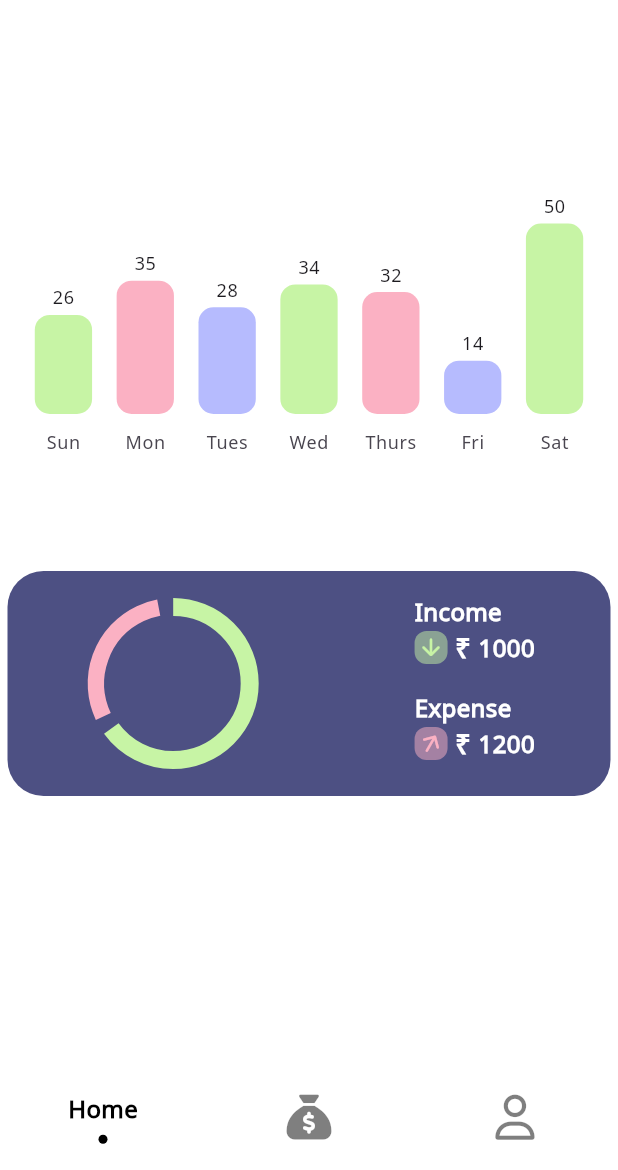
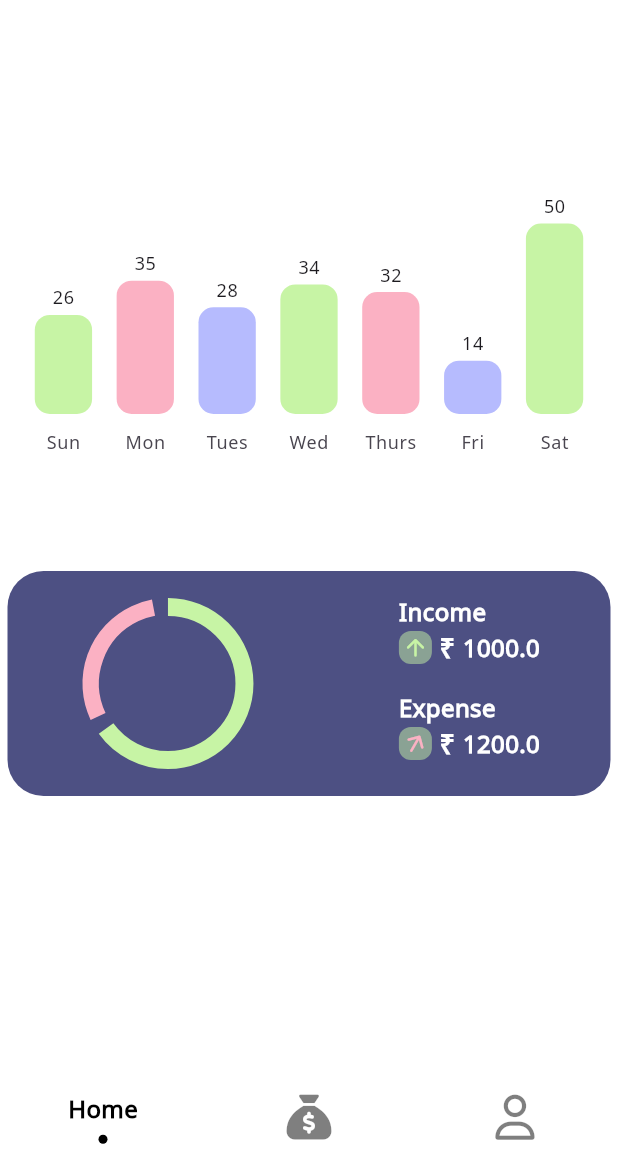
Before and after one commit to Kaizoku01/PayPlan, a Flutter app: the screen it shows after launch, on a phone screen of 412 x 824 dp, the part 66-1236 px from its top. Run offline on Flutter 3.47's test engine with Material 3 defaults, Android fonts, the phone set to English and light mode, and no system bars; drawn by our look-alikes of sliding_clipped_nav_bar, syncfusion_flutter_gauges; our stand-ins replace flutter_svg, font_awesome_flutter, syncfusion_flutter_charts.

```diff
--- a/lib/screens/bottom_nav_bar_wrapper/bottom_nav_bar_wrapper.dart
+++ b/lib/screens/bottom_nav_bar_wrapper/bottom_nav_bar_wrapper.dart
@@ -4,11 +4,8 @@ import 'package:pay_plan/common/theme/app_color_scheme.dart';
 import 'package:pay_plan/screens/logs_screen/logs_screen.dart';
 import 'package:pay_plan/screens/profile_screen/profile_screen.dart';
 import 'package:sliding_clipped_nav_bar/sliding_clipped_nav_bar.dart';
-
 import '../../common/theme/app_text_theme.dart';
 import '../home_screen/home_screen.dart';
-
-///TODO: IMPLEMENT PROVIDER ON THE INDEX OF BOTTOM_NAV_BAR
 
 class BottomNavBarWrapper extends StatefulWidget {
   const BottomNavBarWrapper({super.key});
@@ -24,10 +21,10 @@ class _BottomNavBarWrapperState extends State<BottomNavBarWrapper> {
   int selectedIndex = 0;
 
   ///[_screenOptions] Contains all screens callouts for bottomNavBar
-  final List<Widget> _screenOptions =  [
-    const HomeScreen(),
-    LogScreen(),
-    const ProfileScreen(),
+  final List<Widget> _screenOptions = const [
+     HomeScreen(),
+     LogScreen(),
+     ProfileScreen(),
   ];
 
   @override
@@ -36,6 +33,7 @@ class _BottomNavBarWrapperState extends State<BottomNavBarWrapper> {
     _pageController = PageController(initialPage: selectedIndex);
   }
 
+  ///[_onButtonPressed] This method is used for changing screen through bottom nav bar
   void _onButtonPressed(int index) {
     setState(() {
       selectedIndex = index;
--- /dev/null
+++ b/lib/screens/home_screen/widgets/amount_widget.dart
@@ -0,0 +1,66 @@
+import 'package:flutter/material.dart';
+import '../../../common/theme/app_color_scheme.dart';
+import '../../../common/theme/app_text_theme.dart';
+
+class AmountWidget extends StatelessWidget {
+  ///[isIncome] is the widget representing Income or Expense checking bool
+  final bool isIncome;
+
+  ///[amount] amount represented by the widget is the collective income / expense so far
+  final double amount;
+
+  const AmountWidget({
+    super.key,
+    required this.amount,
+    required this.isIncome,
+  });
+
+  @override
+  Widget build(BuildContext context) {
+    return Row(
+      children: [
+        Container(
+          height: 22,
+          width: 22,
+          decoration: BoxDecoration(
+            color: PayPlanColorScheme.chartBarsTheme1(context).withOpacity(0.5),
+            borderRadius: BorderRadius.circular(8),
+          ),
+          child: isIncome
+              ? Icon(
+            Icons.arrow_upward_rounded,
+            color: PayPlanColorScheme.icon3Theme(
+                context: context, isIncome: isIncome),
+            size: 18,
+          )
+              : RotationTransition(
+            turns: const AlwaysStoppedAnimation(30 / 360),
+            child: Icon(
+              Icons.arrow_upward_rounded,
+              color: PayPlanColorScheme.icon3Theme(
+                  context: context, isIncome: isIncome),
+              size: 19,
+            ),
+          ),
+        ),
+        Padding(
+          padding: const EdgeInsets.symmetric(horizontal: 5.0),
+          child: Text(
+            '\u{20B9}',
+            style: PayPlanTextTheme.appTextTheme(
+                PayPlanColorScheme.font2Theme(context), context)
+                .bodyMedium!
+                .copyWith(fontWeight: FontWeight.w600),
+          ),
+        ),
+        Text(
+          amount.toString(),
+          style: PayPlanTextTheme.appTextTheme(
+              PayPlanColorScheme.font2Theme(context), context)
+              .labelLarge!
+              .copyWith(fontWeight: FontWeight.w600),
+        ),
+      ],
+    );
+  }
+}
--- a/lib/screens/home_screen/widgets/graphClass.dart
+++ b/lib/screens/home_screen/widgets/graphClass.dart
@@ -11,6 +11,7 @@ class GraphClass extends StatelessWidget {
     return SfCartesianChart(
       backgroundColor: PayPlanColorScheme.bg1Theme(context),
       plotAreaBorderWidth: 0,
+      //x-axis
       primaryXAxis: CategoryAxis(
         majorTickLines: const MajorTickLines(width: 0),
         axisLine: const AxisLine(color: Colors.black, width: 0),
@@ -19,6 +20,7 @@ class GraphClass extends StatelessWidget {
                 PayPlanColorScheme.font1Theme(context), context)
             .bodySmall,
       ),
+      //y-axis
       primaryYAxis: NumericAxis(
         isVisible: false,
         axisLine: const AxisLine(color: Colors.black, width: 0),
@@ -29,6 +31,7 @@ class GraphClass extends StatelessWidget {
                 PayPlanColorScheme.font1Theme(context), context)
             .bodySmall,
       ),
+      //data
       series: [
         ColumnSeries<ChartData, String>(
           dataSource: data,
--- a/lib/screens/home_screen/widgets/wealth_information_card.dart
+++ b/lib/screens/home_screen/widgets/wealth_information_card.dart
@@ -1,7 +1,7 @@
 import 'package:flutter/material.dart';
 import 'package:pay_plan/common/theme/app_color_scheme.dart';
 import 'package:pay_plan/common/theme/app_text_theme.dart';
-
+import 'amount_widget.dart';
 import 'guageClass.dart';
 
 class WealthInformationCard extends StatelessWidget {
@@ -35,73 +35,26 @@ class WealthInformationCard extends StatelessWidget {
               children: [
                 Text(
                   'Income',
-                  style: PayPlanTextTheme.appTextTheme(PayPlanColorScheme.font2Theme(context), context).labelLarge!.copyWith(fontWeight: FontWeight.w600),
+                  style: PayPlanTextTheme.appTextTheme(
+                          PayPlanColorScheme.font2Theme(context), context)
+                      .labelLarge!
+                      .copyWith(fontWeight: FontWeight.w600),
                 ),
-                Row(
-                  children: [
-                    Container(
-                      height: 22,
-                      width: 22,
-                      decoration: BoxDecoration(
-                        color: PayPlanColorScheme.chartBarsTheme1(context).withOpacity(0.5),
-                        borderRadius: BorderRadius.circular(8),
-                      ),
-                      child:  Icon(
-                        Icons.arrow_downward_rounded,
-                        color: PayPlanColorScheme.icon3Theme(context: context, isIncome: true),
-                        size: 18,
-                      ),
-                    ),
-                     Padding(
-                      padding: const EdgeInsets.symmetric(horizontal: 5.0),
-                      child: Text(
-                        '\u{20B9}',
-                        style: PayPlanTextTheme.appTextTheme(PayPlanColorScheme.font2Theme(context), context).bodyMedium!.copyWith(fontWeight: FontWeight.w600)
-                      ),
-                    ),
-                     Text(
-                      '1000',
-                      style: PayPlanTextTheme.appTextTheme(PayPlanColorScheme.font2Theme(context), context).labelLarge!.copyWith(fontWeight: FontWeight.w600)
-                    ),
-                  ],
+                const AmountWidget(
+                  amount: 1000,
+                  isIncome: true,
                 ),
-                 Padding(
+                Padding(
                   padding: const EdgeInsets.only(top: 15.0),
-                  child: Text(
-                    'Expense',
-                    style: PayPlanTextTheme.appTextTheme(PayPlanColorScheme.font2Theme(context), context).labelLarge!.copyWith(fontWeight: FontWeight.w600)
-                  ),
+                  child: Text('Expense',
+                      style: PayPlanTextTheme.appTextTheme(
+                              PayPlanColorScheme.font2Theme(context), context)
+                          .labelLarge!
+                          .copyWith(fontWeight: FontWeight.w600)),
                 ),
-                Row(
-                  children: [
-                    Container(
-                      height: 22,
-                      width: 22,
-                      decoration: BoxDecoration(
-                        color: PayPlanColorScheme.chartBarsTheme2(context).withOpacity(0.5),
-                        borderRadius: BorderRadius.circular(8),
-                      ),
-                      child: RotationTransition(
-                        turns: const AlwaysStoppedAnimation(30 / 360),
-                        child: Icon(
-                          Icons.arrow_upward_rounded,
-                          color: PayPlanColorScheme.icon3Theme(context: context, isIncome: false),
-                          size: 19,
-                        ),
-                      ),
-                    ),
-                     Padding(
-                      padding: const EdgeInsets.symmetric(horizontal: 5.0),
-                      child: Text(
-                        '\u{20B9}',
-                        style: PayPlanTextTheme.appTextTheme(PayPlanColorScheme.font2Theme(context), context).bodyMedium!.copyWith(fontWeight: FontWeight.w600),
-                      ),
-                    ),
-                     Text(
-                      '1200',
-                      style: PayPlanTextTheme.appTextTheme(PayPlanColorScheme.font2Theme(context), context).labelLarge!.copyWith(fontWeight: FontWeight.w600),
-                    ),
-                  ],
+                const AmountWidget(
+                  amount: 1200,
+                  isIncome: false,
                 ),
               ],
             ),
--- a/lib/screens/logs_screen/logs_screen.dart
+++ b/lib/screens/logs_screen/logs_screen.dart
@@ -5,10 +5,10 @@ import '../../common/theme/app_color_scheme.dart';
 import '../../common/theme/app_text_theme.dart';
 
 class LogScreen extends StatelessWidget {
-  LogScreen({super.key});
- final  List<bool> testStatusList = [false, true, true];
+  const LogScreen({super.key});
   @override
   Widget build(BuildContext context) {
+    final List<bool> testStatusList = [false, true, true];
     return Padding(
       padding: const EdgeInsets.symmetric(horizontal: 5.0),
       child: Column(
@@ -28,7 +28,12 @@ class LogScreen extends StatelessWidget {
             child: ListView.separated(
               itemCount: 3,
               itemBuilder: (context, index) {
-                return TransactionCard(isIncome: testStatusList[index],);
+                return TransactionCard(
+                  isIncome: testStatusList[index],
+                  amount: 1200,
+                  transactionSource: 'via fannyPay',
+                  timeStamp: '2nd Feb 2023 1:36 AM',
+                );
               },
               separatorBuilder: (BuildContext context, int index) {
                 return const SizedBox(height: 10);
--- a/lib/screens/logs_screen/widgets/transaction_card.dart
+++ b/lib/screens/logs_screen/widgets/transaction_card.dart
@@ -3,9 +3,20 @@ import 'package:flutter/material.dart';
 import '../../../common/theme/app_color_scheme.dart';
 import '../../../common/theme/app_text_theme.dart';
 class TransactionCard extends StatelessWidget {
+  ///[isIncome] is the card representing income or expense checking flag variable
   final bool isIncome;
+
+  ///[amount] is the amount of the particular transaction the card represents
+  final double amount;
+
+  ///[transactionSource] is the source of the particular transaction the card represents
+  final String transactionSource;
+
+  ///[timeStamp] is the formatted timeStamp of the particular transaction the card represents
+  final String timeStamp;
+
   const TransactionCard({
-    super.key, required this.isIncome,
+    super.key, required this.isIncome, required this.amount, required this.transactionSource, required this.timeStamp,
   });
 
   @override
@@ -23,14 +34,14 @@ class TransactionCard extends StatelessWidget {
             child: Column(
               children: [
                 Text(
-                  "\u{20B9} 2400",
+                  "\u{20B9} $amount",
                   style: PayPlanTextTheme.appTextTheme(
                       PayPlanColorScheme.lightFont1, context)
                       .bodyLarge!
                       .copyWith(fontWeight: FontWeight.bold),
                 ),
                 Text(
-                  "via Google Pay",
+                  transactionSource,
                   style: PayPlanTextTheme.appTextTheme(
                       PayPlanColorScheme.lightFont1, context)
                       .labelSmall!
@@ -50,7 +61,7 @@ class TransactionCard extends StatelessWidget {
                 ),
                 const Spacer(),
                 Text(
-                  "2nd Feb 2023 1:36 AM",
+                  timeStamp,
                   style: PayPlanTextTheme.appTextTheme(
                       PayPlanColorScheme.lightFont1, context)
                       .labelSmall!
```
